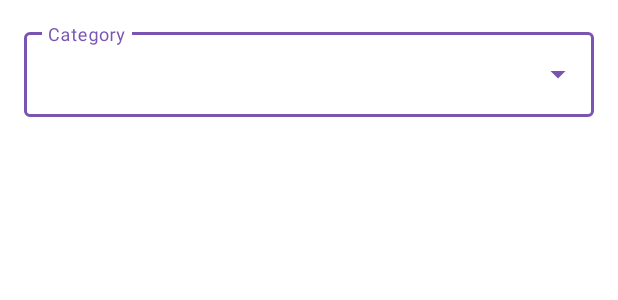
After one commit to ShiraGoren100/smartWardrobe, an Android app: the layout item_spinner.xml on its own in the app's theme, with its tools: preview values and no code run, on a phone screen of 412 x 824 dp. The commit adds this screen. Shown: the top 300 px of the screen. Run offline under Robolectric (Android 15) with nearby library versions, the phone set to English and light mode, and no system bars.

```diff
--- /dev/null
+++ b/app/src/main/res/layout/item_spinner.xml
@@ -0,0 +1,23 @@
+<?xml version="1.0" encoding="utf-8"?>
+<com.google.android.material.textfield.TextInputLayout xmlns:android="http://schemas.android.com/apk/res/android"
+    xmlns:app="http://schemas.android.com/apk/res-auto"
+    android:id="@+id/feature_input"
+    style="@style/Widget.MaterialComponents.TextInputLayout.OutlinedBox.ExposedDropdownMenu"
+    android:layout_width="match_parent"
+    android:layout_height="wrap_content"
+    android:layout_margin="16dp"
+    android:hint="@string/category"
+    app:endIconContentDescription="@string/content_description_end_icon"
+    app:endIconMode="dropdown_menu"
+    app:entries="@array/categories"
+    app:layout_constraintStart_toStartOf="parent"
+    app:layout_constraintTop_toBottomOf="@+id/img_view">
+
+    <AutoCompleteTextView
+        android:id="@+id/tv_feature"
+        android:layout_width="match_parent"
+        android:layout_height="wrap_content"
+        android:imeOptions="actionDone"
+        android:inputType="none" />
+
+</com.google.android.material.textfield.TextInputLayout>
```
Also changed, not shown: app/src/main/java/com/example/smartwardrobe/AddItemActivity.kt (+28 -13 lines), app/src/main/res/values/arrays.xml (+13 -9 lines).
